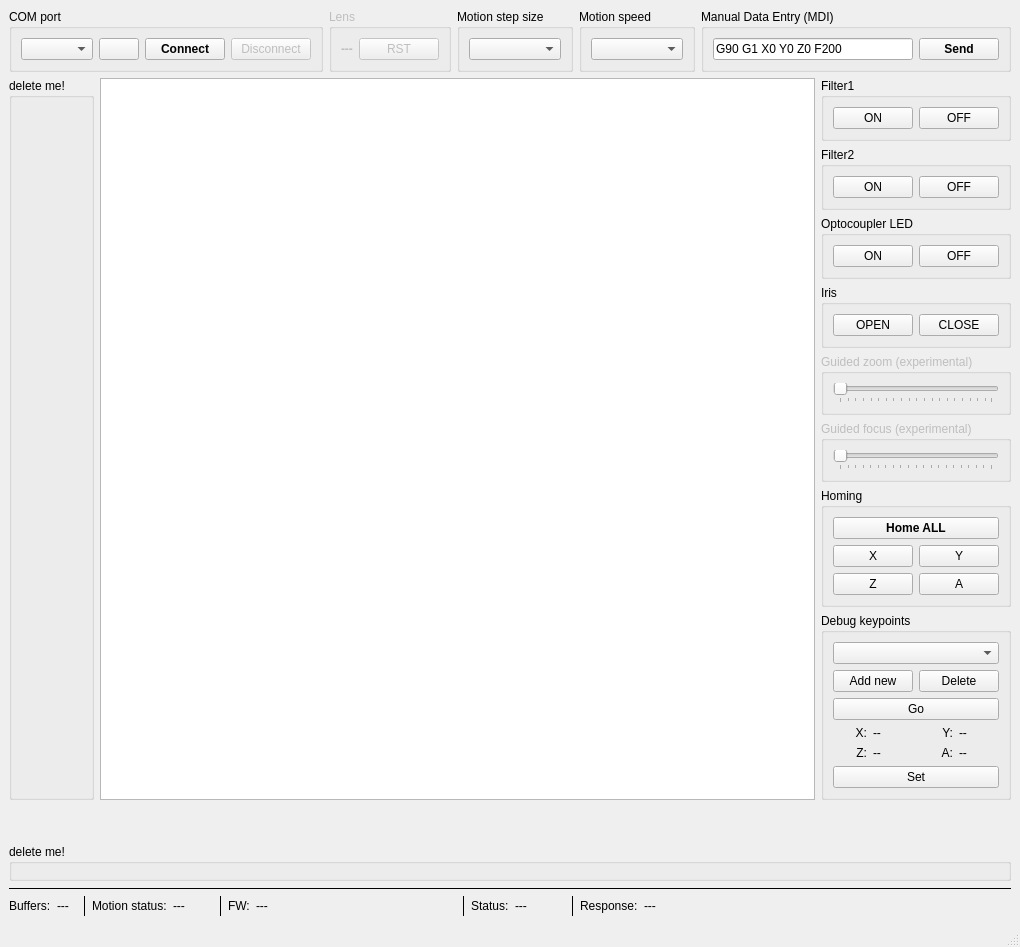
The window that 03_lens_tester_gui/gui.ui (Kurokesu/SCE2-SDK) describes before a commit, drawn with Qt 5.
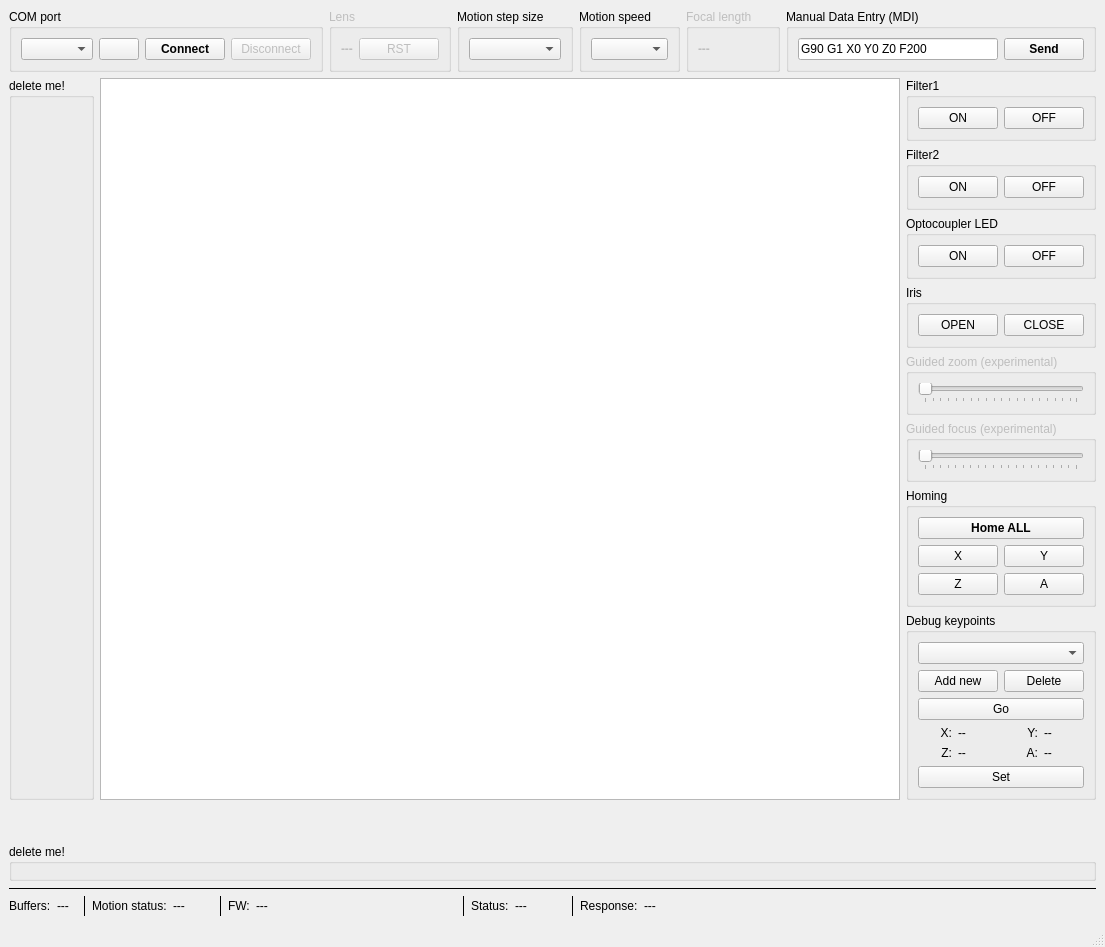
The same window after the commit. Icons and pictures are not drawn. Custom widgets are drawn as their Qt base class.

Diff of the .ui file:
```diff
--- a/03_lens_tester_gui/gui.ui
+++ b/03_lens_tester_gui/gui.ui
@@ -938,6 +938,34 @@
         </layout>
        </widget>
       </item>
+      <item>
+       <widget class="QGroupBox" name="group_focal_length">
+        <property name="enabled">
+         <bool>false</bool>
+        </property>
+        <property name="title">
+         <string>Focal length</string>
+        </property>
+        <layout class="QGridLayout" name="gridLayout_14">
+         <item row="0" column="0">
+          <widget class="QLabel" name="label_focal_length">
+           <property name="enabled">
+            <bool>false</bool>
+           </property>
+           <property name="font">
+            <font>
+             <weight>75</weight>
+             <bold>true</bold>
+            </font>
+           </property>
+           <property name="text">
+            <string>---</string>
+           </property>
+          </widget>
+         </item>
+        </layout>
+       </widget>
+      </item>
       <item>
        <widget class="QGroupBox" name="group_mdi">
         <property name="enabled">
```
Left out of the diff: 44 changed lines with no effect on the pictures.
